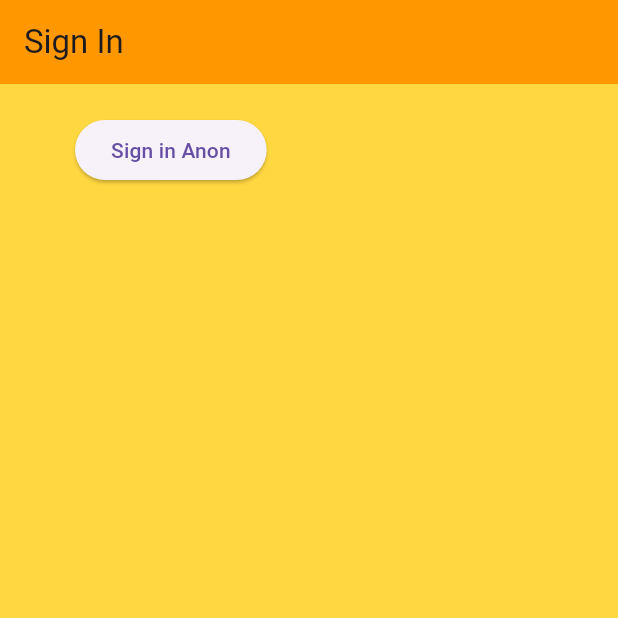
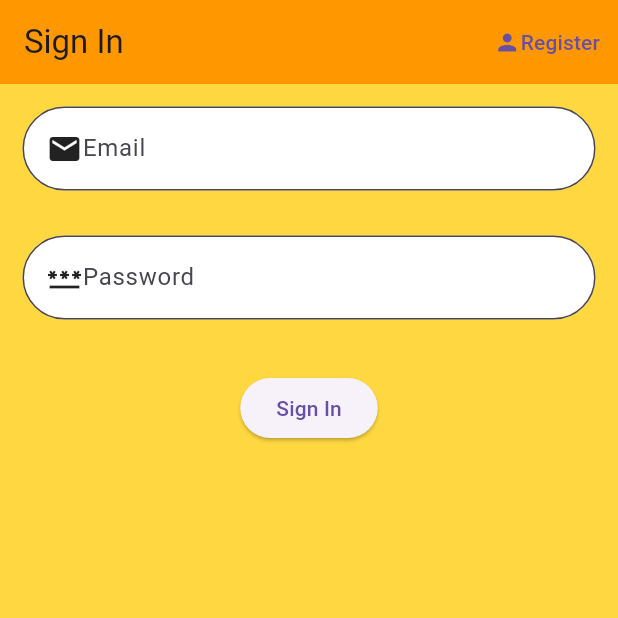
Before and after one commit to ElifDK/Gift_Ideas, a Flutter app: the screen it shows after launch, on a phone screen of 412 x 824 dp, the top half of it. Run offline on Flutter 3.47's test engine with Material 3 defaults, Android fonts, the phone set to English and light mode, and no system bars; our stand-ins replace email_validator, firebase_auth, firebase_core; accounts and stored records are empty.

Commit message:
Sign In & Register

```diff
--- a/lib/screens/authenticate/authenticate.dart
+++ b/lib/screens/authenticate/authenticate.dart
@@ -1,4 +1,5 @@
 import 'package:flutter/material.dart';
+import 'package:gift_idea/screens/authenticate/register.dart';
 import 'package:gift_idea/screens/authenticate/sign_in.dart';
 
 class Authenticate extends StatefulWidget {
@@ -9,8 +10,12 @@ class Authenticate extends StatefulWidget {
 }
 
 class _AuthenticateState extends State<Authenticate> {
+  bool showSignIn = true;
+  void changeView() {
+    setState(() => showSignIn = !showSignIn);
+  }
   @override
   Widget build(BuildContext context) {
-    return SignIn();
+    return showSignIn?SignIn(changeView: changeView):Register(changeView: changeView);
   }
 }
--- a/lib/screens/authenticate/sign_in.dart
+++ b/lib/screens/authenticate/sign_in.dart
@@ -1,9 +1,11 @@
 import 'package:flutter/material.dart';
 import 'package:gift_idea/screens/authenticate/error_page.dart';
 import 'package:gift_idea/services/auth.dart';
+import 'package:email_validator/email_validator.dart';
 
 class SignIn extends StatefulWidget {
-  const SignIn({super.key});
+  final Function changeView;
+  SignIn({required this.changeView, super.key});
 
   @override
   State<SignIn> createState() => _SignInState();
@@ -11,6 +13,12 @@ class SignIn extends StatefulWidget {
 
 class _SignInState extends State<SignIn> {
   final AuthService _auth = AuthService();
+  final _formKey = GlobalKey<FormState>();
+  // text field state
+  String email = '';
+  String password = '';
+  String error = '';
+
   @override
   Widget build(BuildContext context) {
     return Scaffold(
@@ -19,22 +27,121 @@ class _SignInState extends State<SignIn> {
         backgroundColor: Colors.orange,
         elevation: 0.0,
         title: Text ('Sign In'),
+        actions: [
+          TextButton(
+              child: Row(
+                children: [
+                  Icon(Icons.person),
+                  Text('Register')
+                ],
+              ),
+              onPressed: () {
+                widget.changeView();
+              })
+        ],
       ),
-      body: Container(
-        padding: EdgeInsets.symmetric(vertical: 20, horizontal: 50),
-        child: ElevatedButton(onPressed: () async {
-          dynamic result =  await _auth.signInAnon();
-          if (result == null) {
-              Navigator.push( context, MaterialPageRoute(builder: (context) => ErrorPage(errorDetail: "Error Signing In")), );
+      body: Form(
+        key: _formKey,
+        child: Column(
+          children: [
+            Padding(
+              padding: const EdgeInsets.all(15.0),
+              child: TextFormField(
+                keyboardType: TextInputType.emailAddress,
+                decoration: InputDecoration(
+                  fillColor: Colors.white,
+                  filled: true,
+                  label: SizedBox(
+                    width: 100,
+                    child: Row(
+                      children: [Icon(Icons.email), Text('Email')],
+                    ),
+                  ),
+                  border: OutlineInputBorder(
+                    borderSide: BorderSide(
+                    ),
+                    borderRadius: BorderRadius.circular(30),
+                  ),
+                ),
+                validator: (value) {
+                  if (value != null) {
+                    if (value.isEmpty) {
+                      return 'Cannot leave e-mail empty';
+                    }
+                    if (!EmailValidator.validate(value)) {
+                      return 'Not a valid email';
+                    }
+                  }
 
-            //print ('Error signing in');
-          }
-          else {
-            print ('Signed in');
-            print(result.uid);
-          }
-        }, child: Text('Sign in Anon'))
-      )
+                },
+                onChanged: (value) {
+                  setState(() {
+                    email = value ?? '';
+                  });
+
+                },
+              ),
+            ),
+            Padding(
+              padding: const EdgeInsets.all(15.0),
+              child: TextFormField(
+                keyboardType: TextInputType.text,
+                obscureText: true,
+                autocorrect: false,
+                enableSuggestions: false,
+                decoration: InputDecoration(
+                  fillColor: Colors.white,
+                  filled: true,
+                  label: SizedBox(
+                    width: 150,
+                    child: Row(
+                      children: [Icon(Icons.password), Text('Password')],
+                    ),
+                  ),
+                  border: OutlineInputBorder(
+                    borderSide: BorderSide(
+                    ),
+                    borderRadius: BorderRadius.circular(30),
+                  ),
+                ),
+                validator: (value) {
+                  if (value != null) {
+                    if (value.isEmpty) {
+                      return 'Cannot leave password empty';
+                    }
+                    if (value.length < 6) {
+                      return 'You need to enter at least 6 chars';
+                    }
+                  }
+                },
+                onChanged: (value) {
+                  setState(() {
+                    password = value ?? '';
+                  });
+                },
+              ),
+            ),
+            SizedBox(height: 20),
+            ElevatedButton(onPressed: () async{
+              if (_formKey.currentState!.validate()){
+                dynamic result = await _auth.signInEmailPass(email, password);
+                if (result == null) {
+                  setState(() {
+                    error = 'Could not signed in with those credentials';
+                  });
+                }
+                else {
+                  print ('Success');
+                }
+              }
+            },
+                child: Text('Sign In')),
+            SizedBox(height: 12,),
+            Text(error,style: TextStyle(color:Colors.red),)
+
+          ],
+        ),
+      ),
     );
   }
 }
--- a/lib/services/auth.dart
+++ b/lib/services/auth.dart
@@ -27,8 +27,32 @@ class AuthService {
   }
 
   // Sign in email pass
+  Future signInEmailPass(String email, String password) async {
+    try {
+      UserCredential result = await _auth.signInWithEmailAndPassword(email: email, password: password);
+      User? user = result.user;
+      return _userFromFirebaseUser(user);
+    }
+    catch(e) {
+      print(e.toString());
+      return null;
+    }
+
+  }
 
   // Register with email pass
+  Future registerEmailPass(String email, String password) async {
+    try {
+      UserCredential result = await _auth.createUserWithEmailAndPassword(email: email, password: password);
+      User? user = result.user;
+      return _userFromFirebaseUser(user);
+    }
+    catch(e) {
+      print(e.toString());
+      return null;
+    }
+
+  }
 
   // sign out
 Future signOut() async {
--- a/pubspec.yaml
+++ b/pubspec.yaml
@@ -38,6 +38,7 @@ dependencies:
   firebase_auth: ^5.5.2
   cloud_firestore: ^5.6.6
   provider: ^6.1.4
+  email_validator: ^3.0.0
 
 dev_dependencies:
   flutter_test:
```
Also changed, not shown: lib/screens/authenticate/register.dart (added, +146 -0 lines), pubspec.lock.
